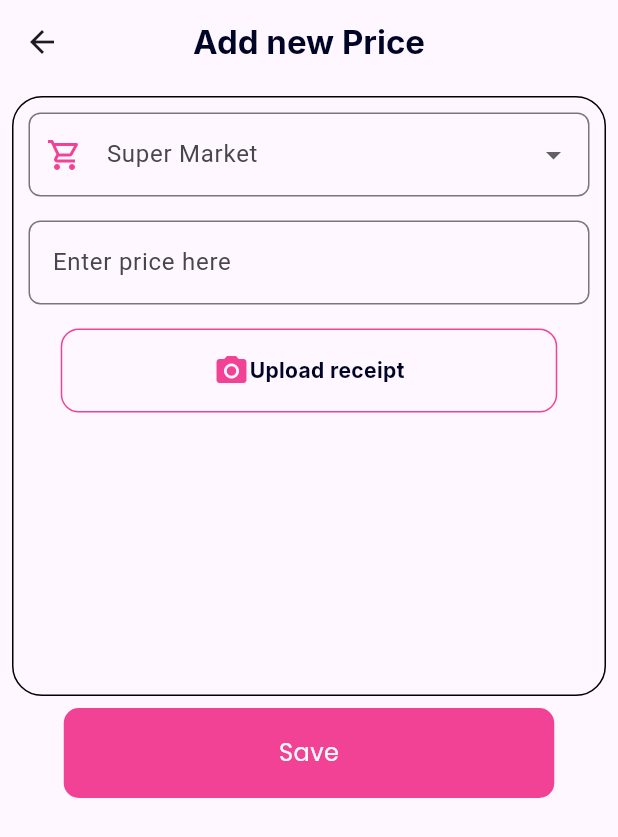
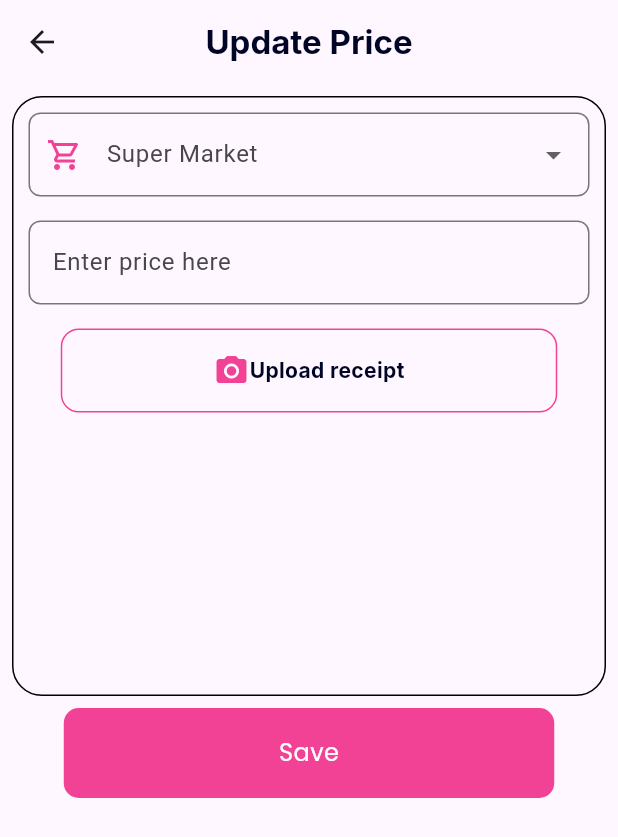
Before and after one commit to ZakariaAshraf/Sahlah, a Flutter app: the AddPriceScreen screen opened directly with empty values, on a phone screen of 412 x 824 dp. Shown: the top 837 px of the screen. Run offline on Flutter 3.47's test engine with Material 3 defaults, Android fonts, the phone set to English and light mode, and no system bars; our stand-ins replace bloc, cloud_firestore, firebase_core, flutter_bloc, google_fonts, image_picker and 1 more; accounts and stored records are empty.

Commit message:
Update price feature  *add an update and make price method to services  *using it with cubit as a state management  *make some updates in the UI and add app bars details

```diff
--- a/lib/features/add_price/cubits/price_update_cubit.dart
+++ b/lib/features/price_operations/cubits/price_update_cubit.dart
@@ -9,12 +9,18 @@ part 'price_update_state.dart';
 class PriceUpdateCubit extends Cubit<PriceUpdateState> {
   PriceUpdateCubit() : super(PriceUpdateInitial());
 
-  final FirestoreService _service =FirestoreService();
+  final FirestoreService _service = FirestoreService();
 
-  updatePrice(String categoryId, String subcategoryId, String productId, PriceEntry entry)async{
+  updatePrice(
+    String categoryId,
+    String subcategoryId,
+    String productId,
+    PriceEntry entry,
+      String supermarketId,
+  ) async {
     try {
       emit(PriceUpdateLoading());
-      await _service.addPrice(categoryId, subcategoryId, productId, entry);
+      await _service.addPrice(categoryId, subcategoryId, productId, entry,supermarketId);
       emit(PriceUpdateSuccess());
     } on Exception catch (e) {
       emit(PriceUpdateFailed(errorMessage: e.toString()));
--- a/lib/features/add_price/presentation/pages/add_price_screen.dart
+++ b/lib/features/price_operations/presentation/pages/add_price_screen.dart
@@ -1,22 +1,28 @@
 import 'package:flutter/material.dart';
+import 'package:flutter_bloc/flutter_bloc.dart';
 import 'package:google_fonts/google_fonts.dart';
 import 'dart:io';
 
 import 'package:image_picker/image_picker.dart';
+import 'package:sahlah/features/widgets/custom_toast_widget.dart';
 import 'package:sahlah/features/widgets/primary_button.dart';
 
 import '../../../../constants/app_colors.dart';
+import '../../../../data/models/price_entry_model.dart';
+import '../../cubits/price_update_cubit.dart';
 
 class AddPriceScreen extends StatefulWidget {
   final String categoryId;
   final String subcategoryId;
   final String productId;
+  final String? superMarketName;
+  final String? oldPrice;
 
   const AddPriceScreen({
     super.key,
     required this.categoryId,
     required this.subcategoryId,
-    required this.productId,
+    required this.productId,  this.superMarketName, this.oldPrice,
   });
 
   @override
@@ -29,17 +35,28 @@ class _AddPriceScreenState extends State<AddPriceScreen> {
 
   TextEditingController priorityController = TextEditingController();
 
-  String? priority;
+  String? supermarket;
 
-  List<String> selectedPriority = ["Seodi", "Carfour", "Hyperone"];
+  List<String> selectedSupermarket = ["Seoudi", "Carrefour", "HyperOne"];
 
   @override
   Widget build(BuildContext context) {
-    return Scaffold(
+    priceController.text=widget.oldPrice ?? "";
+    return BlocListener<PriceUpdateCubit, PriceUpdateState>(
+      listener: (context, state) {
+        if (state is PriceUpdateSuccess) {
+          CustomToastWidget.show(context: context, title: "Update success", iconPath: "assets/images/start.jpg");
+          Navigator.pop(context);
+        } else if (state is PriceUpdateFailed) {
+          ScaffoldMessenger.of(context).showSnackBar(
+            SnackBar(content: Text(state.errorMessage)),
+          );
+        }
+      },
+  child: Scaffold(
       appBar: AppBar(
         centerTitle: true,
-        title: Text(
-          "Add new Price",
+        title: Text("Update Price",
           style: GoogleFonts.inter(
             color: AppColors.blackSecondary,
             fontWeight: FontWeight.bold,
@@ -51,13 +68,16 @@ class _AddPriceScreenState extends State<AddPriceScreen> {
           Container(
             height: 400,
             margin: EdgeInsets.all(8),
-            decoration: BoxDecoration(border: Border.all(color: Colors.black),borderRadius: BorderRadius.circular(20)),
+            decoration: BoxDecoration(
+              border: Border.all(color: Colors.black),
+              borderRadius: BorderRadius.circular(20),
+            ),
             child: Padding(
               padding: const EdgeInsets.all(10.0),
               child: Column(
                 children: [
                   DropdownButtonFormField<String>(
-                    value: priority,
+                    value: widget.superMarketName ?? supermarket,
                     decoration: InputDecoration(
                       border: OutlineInputBorder(
                         borderRadius: BorderRadius.circular(8),
@@ -68,14 +88,20 @@ class _AddPriceScreenState extends State<AddPriceScreen> {
                         color: AppColors.primary,
                       ),
                     ),
-                    items: selectedPriority.map((task) {
-                      return DropdownMenuItem(value: task, child: Text(task,style: GoogleFonts.aBeeZee(
-                        color: AppColors.blackSecondary,
-                        fontWeight: FontWeight.w600,
-                      ),));
+                    items: selectedSupermarket.map((task) {
+                      return DropdownMenuItem(
+                        value: task,
+                        child: Text(
+                          task,
+                          style: GoogleFonts.aBeeZee(
+                            color: AppColors.blackSecondary,
+                            fontWeight: FontWeight.w600,
+                          ),
+                        ),
+                      );
                     }).toList(),
                     onChanged: (value) {
-                      priority = value as String;
+                      supermarket = value as String;
                     },
                     validator: (value) {
                       if (value == null) {
@@ -113,7 +139,10 @@ class _AddPriceScreenState extends State<AddPriceScreen> {
                             child: Row(
                               mainAxisAlignment: MainAxisAlignment.center,
                               children: [
-                                const Icon(Icons.camera_alt, color: AppColors.primary),
+                                const Icon(
+                                  Icons.camera_alt,
+                                  color: AppColors.primary,
+                                ),
                                 Text(
                                   "Upload receipt",
                                   style: GoogleFonts.inter(
@@ -129,12 +158,51 @@ class _AddPriceScreenState extends State<AddPriceScreen> {
               ),
             ),
           ),
-          PrimaryButton(title: "Save",color: AppColors.primary,)
+          BlocBuilder<PriceUpdateCubit, PriceUpdateState>(
+            builder: (context, state) {
+              return PrimaryButton(
+                title: "Save",
+                color: AppColors.primary,
+                onTap: () => _addNewPriceWithOutReceipt(context),
+              );
+            },
+          ),
         ],
       ),
+    ),
+);
+  }
+  void _addNewPriceWithOutReceipt(BuildContext context) {
+    if (supermarket == null || supermarket!.isEmpty) {
+      ScaffoldMessenger.of(context).showSnackBar(
+        SnackBar(content: Text('Please select a supermarket')),
+      );
+      return;
+    }
+
+    if (priceController.text.isEmpty) {
+      ScaffoldMessenger.of(context).showSnackBar(
+        SnackBar(content: Text('Please enter a price')),
+      );
+      return;
+    }
+
+    final priceEntry = PriceEntry(
+      supermarket: supermarket!,
+      price: double.parse(priceController.text),
+      updatedAt: DateTime.now().toString(),
+      id: "will be random",
+      updatedBy: "zakaria"
+    );
+
+    context.read<PriceUpdateCubit>().updatePrice(
+      widget.categoryId,
+      widget.subcategoryId,
+      widget.productId,
+      priceEntry,
+      supermarket!
     );
   }
-
   Future<void> selectImage() async {
     final picker = ImagePicker();
     final pickedFile = await picker.pickImage(source: ImageSource.gallery);
--- a/lib/features/widgets/custom_toast_widget.dart
+++ b/lib/features/widgets/custom_toast_widget.dart
@@ -52,7 +52,7 @@ class CustomToastWidget {
         ],
       ),
       alignment: Alignment.bottomCenter,
-      autoCloseDuration: autoCloseDuration ?? const Duration(seconds: 4),
+      autoCloseDuration: autoCloseDuration ?? const Duration(seconds: 1),
       backgroundColor: backgroundColor ?? (isDark ? const Color(0xFF2A2A2A) : const Color(0xFFFFEFE8)),
       margin: EdgeInsets.only(
         top: 650,
--- a/lib/features/widgets/prices_list_widget.dart
+++ b/lib/features/widgets/prices_list_widget.dart
@@ -4,7 +4,7 @@ import 'package:sahlah/constants/app_colors.dart';
 import 'package:sahlah/data/models/price_entry_model.dart';
 import 'package:sahlah/features/widgets/price_item.dart';
 import '../../data/services/firestore_service.dart';
-import '../add_price/presentation/pages/add_price_screen.dart';
+import '../price_operations/presentation/pages/add_price_screen.dart';
 
 class PricesListWidget extends StatelessWidget {
   final String categoryId;
@@ -46,7 +46,7 @@ class PricesListWidget extends StatelessWidget {
                 physics: NeverScrollableScrollPhysics(),
                 shrinkWrap: true,
                 itemBuilder: (context, index) =>
-                    PriceItem(entry: prices[index]),
+                    PriceItem(entry: prices[index],productId: productId,subcategoryId: subcategoryId,categoryId: categoryId,),
                 itemCount: prices.length,
               ),
               GestureDetector(
--- a/lib/main.dart
+++ b/lib/main.dart
@@ -3,7 +3,7 @@ import 'package:flutter/material.dart';
 import 'package:flutter_bloc/flutter_bloc.dart';
 import 'package:sahlah/features/on_boarding/welcome_screen.dart';
 
-import 'features/add_price/cubits/price_update_cubit.dart';
+import 'features/price_operations/cubits/price_update_cubit.dart';
 
 void main() {
   WidgetsFlutterBinding.ensureInitialized();
```
Also changed, not shown: lib/data/services/firestore_service.dart (+90 -16 lines), lib/features/home/presentation/pages/category_screen.dart (+7 -1 lines), lib/features/home/presentation/pages/home_screen.dart (+66 -20 lines), lib/features/home/presentation/pages/products_screen.dart (+7 -1 lines), lib/features/widgets/price_item.dart (+20 -9 lines), lib/features/price_operations/cubits/price_update_state.dart (renamed from lib/features/add_price/cubits/price_update_state.dart).
